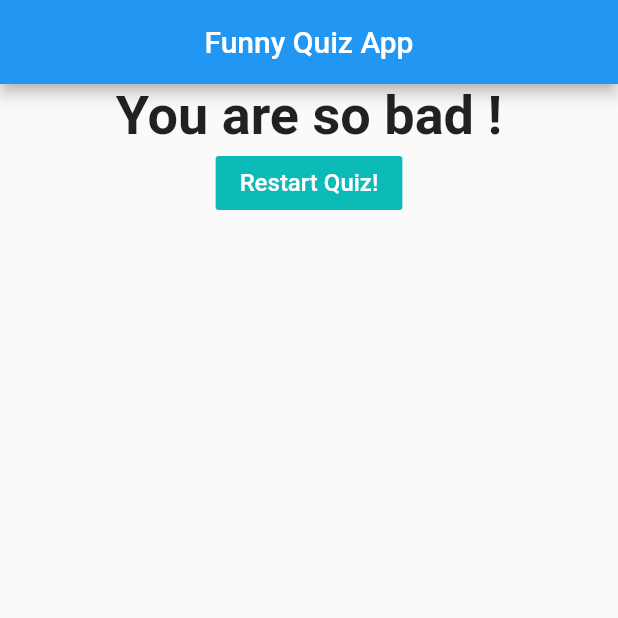
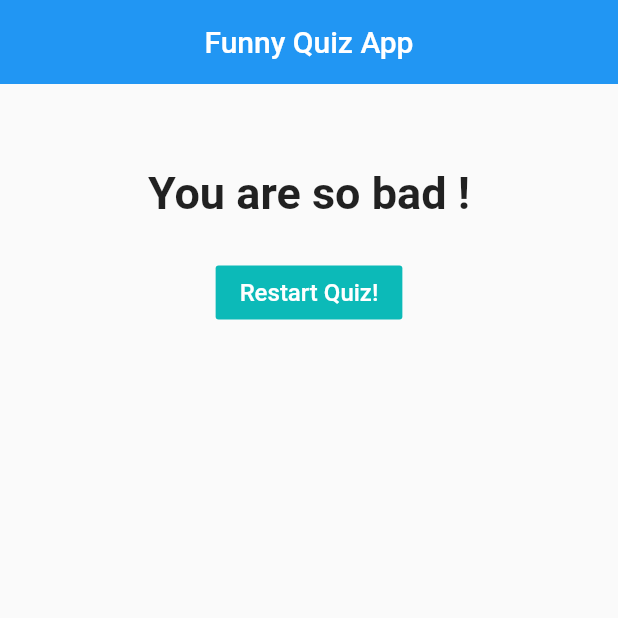
Before and after one commit to ankitpsamrat/Flutter-quiz-app, a Flutter app: the screen it shows after launch, after a tap on "Black", after a tap on "Snake", after a tap on "Dosa", on a phone screen of 412 x 824 dp, the top half of it. Run offline on Flutter 3.47's test engine with Material 2 defaults, Android fonts, the phone set to English and light mode, and no system bars.

Commit message:
first commit

```diff
--- a/analysis_options.yaml
+++ b/analysis_options.yaml
@@ -22,6 +22,8 @@ linter:
   # `// ignore_for_file: name_of_lint` syntax on the line or in the file
   # producing the lint.
   rules:
+    # prefer_const_constructors: false
+    # use_key_in_widget_constructors: false
     # avoid_print: false  # Uncomment to disable the `avoid_print` rule
     # prefer_single_quotes: true  # Uncomment to enable the `prefer_single_quotes` rule
 
--- a/lib/answer.dart
+++ /dev/null
@@ -1,43 +0,0 @@
-// ignore_for_file: avoid_unnecessary_containers, deprecated_member_use, prefer_const_constructors, sized_box_for_whitespace, prefer_const_constructors_in_immutables, use_key_in_widget_constructors, prefer_const_literals_to_create_immutables
-
-import 'package:flutter/material.dart';
-
-class Answer extends StatelessWidget {
-  final VoidCallback selectHandler;
-  final String answerText;
-
-  Answer(this.selectHandler, this.answerText);
-
-  @override
-  Widget build(BuildContext context) {
-    return Container(
-      width: 130.0,
-      height: 43.0,
-      decoration: BoxDecoration(
-        borderRadius: BorderRadius.circular(30.0),
-        gradient: LinearGradient(
-          begin: Alignment.topRight,
-          end: Alignment.bottomLeft,
-          stops: [0.1, 0.9],
-          colors: [
-            Color(0xff1d83ab),
-            Color(0xff0cbab8),
-          ],
-        ),
-      ),
-      child: FlatButton(
-        child: Text(
-          answerText,
-          style: TextStyle(
-            fontSize: 15,
-          ),
-        ),
-        textColor: Colors.white,
-        color: Colors.transparent,
-        shape:
-            RoundedRectangleBorder(borderRadius: BorderRadius.circular(30.0)),
-        onPressed: selectHandler,
-      ),
-    );
-  }
-}
--- a/lib/main.dart
+++ b/lib/main.dart
@@ -1,14 +1,16 @@
-// ignore_for_file: prefer_const_constructors, prefer_const_literals_to_create_immutables, deprecated_member_use, avoid_print, must_be_immutable, use_key_in_widget_constructors, unused_local_variable, no_logic_in_create_state
+// ignore_for_file: avoid_print
 
 import 'package:flutter/material.dart';
-import './quiz.dart';
-import './result.dart';
+import 'pages/quiz_page.dart';
+import 'pages/result_page.dart';
 
 void main() {
-  runApp(MyApp());
+  runApp(const MyApp());
 }
 
 class MyApp extends StatefulWidget {
+  const MyApp({Key? key}) : super(key: key);
+
   @override
   State<MyApp> createState() => _MyAppState();
 }
@@ -73,8 +75,9 @@ class _MyAppState extends State<MyApp> {
       debugShowCheckedModeBanner: false,
       home: Scaffold(
         appBar: AppBar(
-          centerTitle: true, // center me karne ke liye
-          title: Text(
+          elevation: 0,
+          centerTitle: true,
+          title: const Text(
             'Funny Quiz App',
           ),
         ),
--- /dev/null
+++ b/lib/pages/answer_page.dart
@@ -0,0 +1,60 @@
+// ignore_for_file: deprecated_member_use, use_key_in_widget_constructors
+
+import 'package:flutter/material.dart';
+
+// class Answer extends StatelessWidget {
+//    const Answer({
+//     Key? key,
+//     required this.selectHandler,     // get error while using this method
+//     required this.answerText,
+//   }) : super(key: key);
+
+//   final VoidCallback selectHandler;
+//   final String answerText;
+
+class Answer extends StatelessWidget {
+  final VoidCallback selectHandler;
+  final String answerText;
+
+  const Answer(
+    this.selectHandler,
+    this.answerText,
+  );
+
+  @override
+  Widget build(BuildContext context) {
+    return Padding(
+      padding: const EdgeInsets.all(8.0),
+      child: Container(
+        width: 130.0,
+        height: 43.0,
+        decoration: BoxDecoration(
+          borderRadius: BorderRadius.circular(30.0),
+          gradient: const LinearGradient(
+            begin: Alignment.topRight,
+            end: Alignment.bottomLeft,
+            stops: [0.1, 0.9],
+            colors: [
+              Color(0xff1d83ab),
+              Color(0xff0cbab8),
+            ],
+          ),
+        ),
+        child: FlatButton(
+          child: Text(
+            answerText,
+            style: const TextStyle(
+              fontSize: 15,
+            ),
+          ),
+          textColor: Colors.white,
+          color: Colors.transparent,
+          shape: RoundedRectangleBorder(
+            borderRadius: BorderRadius.circular(30.0),
+          ),
+          onPressed: selectHandler,
+        ),
+      ),
+    );
+  }
+}
--- /dev/null
+++ b/lib/pages/question_page.dart
@@ -0,0 +1,34 @@
+// ignore_for_file: use_key_in_widget_constructors
+
+import 'package:flutter/material.dart';
+
+// class Question extends StatelessWidget {
+//   const Question({
+//     Key? key,
+//     required this.questionText,     // get error while using this method
+//   }) : super(key: key);
+
+//   final String questionText;
+
+class Question extends StatelessWidget {
+  final String questionText;
+
+  const Question(
+    this.questionText,
+  );
+
+  @override
+  Widget build(BuildContext context) {
+    return Container(
+      width: double.infinity,
+      margin: const EdgeInsets.all(25),
+      child: Text(
+        questionText,
+        style: const TextStyle(
+          fontSize: 28,
+        ),
+        textAlign: TextAlign.center,
+      ),
+    );
+  }
+}
--- /dev/null
+++ b/lib/pages/quiz_page.dart
@@ -0,0 +1,47 @@
+// ignore_for_file: use_key_in_widget_constructors
+
+import 'package:flutter/material.dart';
+import 'answer_page.dart';
+import 'question_page.dart';
+
+// class Quiz extends StatelessWidget {
+//   const Quiz({
+//     Key? key,
+//     required this.questions,
+//     required this.questionIndex,
+//     required this.answerQuestion,     // get error while using this method
+//   }) : super(key: key);
+
+//   final List<Map<String, Object>> questions;
+//   final int questionIndex;
+//   final Function answerQuestion;
+
+class Quiz extends StatelessWidget {
+  final List<Map<String, Object>> questions;
+  final int questionIndex;
+  final Function answerQuestion;
+
+  const Quiz({
+    required this.questions,
+    required this.answerQuestion,
+    required this.questionIndex,
+  });
+
+  @override
+  Widget build(BuildContext context) {
+    return Column(
+      children: [
+        Question(
+          questions[questionIndex]['questionText'] as String,
+        ),
+        ...(questions[questionIndex]['answers'] as List<Map<String, Object>>)
+            .map(
+          (answer) {
+            return Answer(() => answerQuestion(answer['score']),
+                answer['text'] as String);
+          },
+        ).toList()
+      ],
+    );
+  }
+}
--- /dev/null
+++ b/lib/pages/result_page.dart
@@ -0,0 +1,72 @@
+// ignore_for_file: deprecated_member_use, use_key_in_widget_constructors
+
+import 'package:flutter/material.dart';
+
+// class Result extends StatelessWidget {
+//   const Result(int totalScore, void Function() resetQuiz, {
+//     Key? key,
+//     required this.resultScore,     // get error while using this method
+//     required this.resetHandler,
+//   }) : super(key: key);
+
+//   final int resultScore;
+//   final VoidCallback resetHandler;
+
+class Result extends StatelessWidget {
+  final int resultScore;
+  final VoidCallback resetHandler;
+
+  const Result(
+    this.resultScore,
+    this.resetHandler,
+  );
+
+  String get resultPhrase {
+    String resultText;
+    if (resultScore <= 8) {
+      resultText = 'You are awesome and innocent !';
+    } else if (resultScore <= 12) {
+      resultText = 'Pretty likeable !';
+    } else if (resultScore <= 16) {
+      resultText = 'You are ... strange? !';
+    } else {
+      resultText = 'You are so bad !';
+    }
+    return resultText;
+  }
+
+  @override
+  Widget build(BuildContext context) {
+    return Padding(
+      padding: const EdgeInsets.all(55),
+      child: Center(
+        child: Column(
+          children: <Widget>[
+            Text(
+              resultPhrase,
+              style: const TextStyle(
+                fontSize: 30,
+                fontWeight: FontWeight.bold,
+              ),
+              textAlign: TextAlign.center,
+            ),
+            const SizedBox(
+              height: 25,
+            ),
+            FlatButton(
+              child: const Text(
+                'Restart Quiz!',
+                style: TextStyle(
+                  fontSize: 16,
+                ),
+              ),
+              textColor: Colors.white,
+              color: const Color(0xff0cbab8),
+              onPressed: resetHandler,
+            ),
+          ],
+        ),
+      ),
+    );
+  }
+}
--- a/lib/question.dart
+++ /dev/null
@@ -1,22 +0,0 @@
-// ignore_for_file: prefer_const_constructors_in_immutables, use_key_in_widget_constructors, prefer_const_constructors, avoid_unnecessary_containers, sized_box_for_whitespace
-
-import 'package:flutter/material.dart';
-
-class Question extends StatelessWidget {
-  final String questionText;
-
-  Question(this.questionText);
-
-  @override
-  Widget build(BuildContext context) {
-    return Container(
-      width: double.infinity,
-      margin: EdgeInsets.all(25),
-      child: Text(
-        questionText,
-        style: TextStyle(fontSize: 28),
-        textAlign: TextAlign.center,
-      ),
-    );
-  }
-}
--- a/lib/quiz.dart
+++ /dev/null
@@ -1,33 +0,0 @@
-// ignore_for_file: prefer_const_constructors_in_immutables, use_key_in_widget_constructors
-
-import 'package:flutter/material.dart';
-import './question.dart';
-import './answer.dart';
-
-class Quiz extends StatelessWidget {
-  final List<Map<String, Object>> questions;
-  final int questionIndex;
-  final Function answerQuestion;
-
-  Quiz({
-    required this.questions,
-    required this.answerQuestion,
-    required this.questionIndex,
-  });
-
-  @override
-  Widget build(BuildContext context) {
-    return Column(
-      children: [
-        Question(
-          questions[questionIndex]['questionText'] as String,
-        ),
-        ...(questions[questionIndex]['answers'] as List<Map<String, Object>>)
-            .map((answer) {
-          return Answer(
-              () => answerQuestion(answer['score']), answer['text'] as String);
-        }).toList()
-      ],
-    );
-  }
-}
--- a/lib/result.dart
+++ /dev/null
@@ -1,48 +0,0 @@
-// ignore_for_file: use_key_in_widget_constructors, prefer_const_constructors_in_immutables, prefer_const_constructors, deprecated_member_use, prefer_const_literals_to_create_immutables, dead_code
-
-import 'package:flutter/material.dart';
-
-class Result extends StatelessWidget {
-  final int resultScore;
-  final VoidCallback resetHandler;
-
-  Result(this.resultScore, this.resetHandler);
-
-  String get resultPhrase {
-    String resultText;
-    if (resultScore <= 8) {
-      resultText = 'You are awesome and innocent !';
-    } else if (resultScore <= 12) {
-      resultText = 'Pretty likeable !';
-    } else if (resultScore <= 16) {
-      resultText = 'You are ... strange? !';
-    } else {
-      resultText = 'You are so bad !';
-    }
-    return resultText;
-  }
-
-  @override
-  Widget build(BuildContext context) {
-    return Center(
-      child: Column(
-        children: <Widget>[
-          Text(
-            resultPhrase,
-            style: TextStyle(fontSize: 36, fontWeight: FontWeight.bold),
-            textAlign: TextAlign.center,
-          ),
-          FlatButton(
-            child: Text(
-              'Restart Quiz!',
-              style: TextStyle(fontSize: 16),
-            ),
-            textColor: Colors.white, // text color
-            color: Color(0xff0cbab8), // background color
-            onPressed: resetHandler,
-          ),
-        ],
-      ),
-    );
-  }
-}
```
Also changed, not shown: pubspec.lock, 1 other file.
